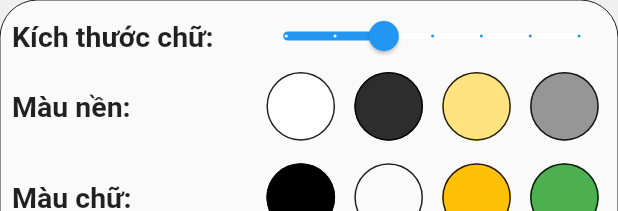
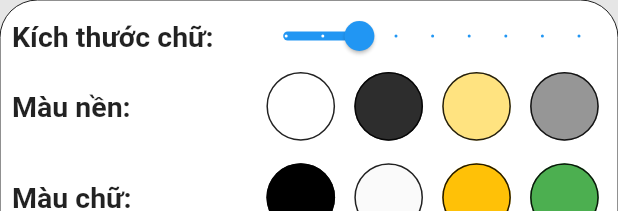
Before and after one commit to thangdtt/trends, a Flutter app: the ContentPageThemeAdjuster widget shown alone on an empty page, opened directly with empty values, after a tap on "Phục hồi mặc định", on a phone screen of 412 x 824 dp. Shown: the top 211 px of the screen. Run offline on Flutter 3.47's test engine with Material 2 defaults, Android fonts, the phone set to English and light mode, and no system bars; drawn by our look-alikes of pull_to_refresh; our stand-ins replace bloc, equatable, flutter_bloc, flutter_phoenix, rxdart, shared_preferences; accounts and stored records are empty; network calls fail; Roboto replaces fonts that are missing (Hind).

```diff
--- a/lib/blocs/theme/theme_bloc.dart
+++ b/lib/blocs/theme/theme_bloc.dart
@@ -5,6 +5,7 @@ import 'package:equatable/equatable.dart';
 import 'package:flutter/material.dart';
 import 'package:trends/ui/global/theme/app_theme.dart';
 import 'package:trends/utils/pref_utils.dart';
+import 'package:trends/utils/utils_class.dart';
 
 part 'theme_event.dart';
 part 'theme_state.dart';
@@ -26,6 +27,10 @@ class ThemeBloc extends Bloc<ThemeEvent, ThemeState> {
       var backColorEnum = contentBackgroundColor.values[pageBackgroundColor];
       int textColor = await PrefUtils.getTextColorPref();
       var textColorEnum = contentTextColor.values[textColor];
+      List<String> filterList = await PrefUtils.getFilterPref().then((value) {
+        loadFilterPrefToMap(value);
+        return value;
+      });
 
       yield ThemeLoaded(
         pageFontSizeFactor: pageFontSizeFactor,
@@ -36,6 +41,7 @@ class ThemeBloc extends Bloc<ThemeEvent, ThemeState> {
         isFastReadMode: isFastReadMode,
         pageBackgroundColor: contentBackgroundColorData[backColorEnum],
         textColor: contentTextColorData[textColorEnum],
+        filterList: filterList,
       );
     } else if (event is ThemeChanged) {
       bool isDarkMode = await PrefUtils.getIsDarkModePref();
@@ -45,6 +51,7 @@ class ThemeBloc extends Bloc<ThemeEvent, ThemeState> {
       var backColorEnum = contentBackgroundColor.values[pageBackgroundColor];
       int textColor = await PrefUtils.getTextColorPref();
       var textColorEnum = contentTextColor.values[textColor];
+      List<String> filterList = await PrefUtils.getFilterPref();
 
       yield ThemeLoaded(
         isDarkMode: isDarkMode,
@@ -55,6 +62,7 @@ class ThemeBloc extends Bloc<ThemeEvent, ThemeState> {
         pageFontSizeFactor: pageFontSizeFactor,
         pageBackgroundColor: contentBackgroundColorData[backColorEnum],
         textColor: contentTextColorData[textColorEnum],
+        filterList: filterList,
       );
     }
   }
--- a/lib/blocs/theme/theme_event.dart
+++ b/lib/blocs/theme/theme_event.dart
@@ -11,6 +11,7 @@ class ThemeChanged extends ThemeEvent {
   final Color pageBackgroundColor;
   final Color titleColor;
   final Color textColor;
+  final List<String> filterList;
 
   ThemeChanged({
     this.isDarkMode,
@@ -19,6 +20,7 @@ class ThemeChanged extends ThemeEvent {
     this.pageBackgroundColor,
     this.textColor,
     this.titleColor,
+    this.filterList,
   });
 
   @override
@@ -28,7 +30,8 @@ class ThemeChanged extends ThemeEvent {
         pageFontSizeFactor,
         pageBackgroundColor,
         textColor,
-        titleColor
+        titleColor,
+        filterList
       ];
 }
 
--- a/lib/blocs/theme/theme_state.dart
+++ b/lib/blocs/theme/theme_state.dart
@@ -22,16 +22,17 @@ class ThemeLoaded extends ThemeState {
   final Color pageBackgroundColor;
   final Color titleColor;
   final Color textColor;
+  final List<String> filterList;
 
-  ThemeLoaded({
-    this.themeData,
+  ThemeLoaded(
+      {this.themeData,
       this.isDarkMode,
       this.isFastReadMode,
       this.pageFontSizeFactor,
       this.pageBackgroundColor,
       this.textColor,
       this.titleColor,
-  });
+      this.filterList});
 
   @override
   List<Object> get props => [
@@ -42,5 +43,6 @@ class ThemeLoaded extends ThemeState {
         pageBackgroundColor,
         titleColor,
         textColor,
+        filterList,
       ];
 }
--- a/lib/data/article_repository.dart
+++ b/lib/data/article_repository.dart
@@ -6,10 +6,9 @@ import 'package:http/http.dart' as http;
 import 'package:trends/data/models/article.dart';
 import 'package:trends/utils/utils_class.dart';
 
-//String articleUrl = ('http://127.0.0.1:5000/article/');
-//int idDifference = 1;
-int idDifference = 10;
-String articleUrl = ('http://127.0.0.1:5000/articles/');
+// int idDifference = 10;
+// String articleUrl = ('http://127.0.0.1:5000/articles/');
+String articleUrl = ('http://server294.azurewebsites.net/articles/'); //Azure
 
 class ArticleRepository {
   Map<categoryEnum, List<Article>> _articles = {
@@ -59,7 +58,7 @@ class ArticleRepository {
     categoryEnum.PhapLuat: "phap_luat",
     categoryEnum.GiaoDuc: "giao_duc",
     categoryEnum.SucKhoe: "suc_khoe",
-    categoryEnum.DoiSong: "Đoi_song",
+    categoryEnum.DoiSong: "oi_song",
     categoryEnum.DuLich: "du_lich",
     categoryEnum.KhoaHoc: "khoa_hoc",
     categoryEnum.SoHoa: "so_hoa",
--- a/lib/data/searchArticle_repository.dart
+++ b/lib/data/searchArticle_repository.dart
@@ -8,7 +8,7 @@ import 'package:trends/data/models/article.dart';
 //String articleUrl = ('http://127.0.0.1:5000/article/');
 //int idDifference = 1;
 //int idDifference = 10;
-String articleUrl = ('http://127.0.0.1:5000/articles/');
+String articleUrl = ('http://server294.azurewebsites.net/articles/');
 
 List<Article> _searchArticles = [];
 
--- a/lib/main.dart
+++ b/lib/main.dart
@@ -9,9 +9,12 @@ import 'package:trends/ui/screens/bottom_tab_screen.dart';
 import 'package:trends/ui/screens/splash_screen.dart';
 import 'package:trends/ui/widgets/article_content.dart';
 import 'blocs/article/article_bloc.dart';
+import 'package:flutter_phoenix/flutter_phoenix.dart';
 
 void main() {
-  runApp(MyApp());
+  runApp(
+    Phoenix(child: MyApp()),
+  );
 }
 
 class MyApp extends StatefulWidget {
--- a/lib/ui/global/theme/app_theme.dart
+++ b/lib/ui/global/theme/app_theme.dart
@@ -36,10 +36,10 @@ final contentTextColorData = {
 final appThemeData = {
   AppTheme.Light: ThemeData(
     bottomAppBarColor: Color.fromRGBO(128, 128, 128, 1),
-    backgroundColor: Color.fromRGBO(250, 250, 250, 1),
+    backgroundColor: Color.fromRGBO(255, 255, 255, 1),
     brightness: Brightness.light,
     primarySwatch: Colors.blue,
-    canvasColor: Color.fromRGBO(240, 240, 240, 1),
+    canvasColor: Color.fromRGBO(230, 230, 230, 1),
     visualDensity: VisualDensity.adaptivePlatformDensity,
     textTheme: TextTheme(
       headline1: TextStyle(fontSize: 72.0, fontStyle: FontStyle.italic),
--- a/lib/ui/widgets/article_content.dart
+++ b/lib/ui/widgets/article_content.dart
@@ -33,7 +33,7 @@ class _ArticleContentWidgetState extends State<ArticleContentWidget> {
   @override
   Widget build(BuildContext context) {
     final screenHeight = MediaQuery.of(context).size.height;
-    final screenWidth = MediaQuery.of(context).size.width;
+    //final screenWidth = MediaQuery.of(context).size.width;
     final Article article = ModalRoute.of(context).settings.arguments;
     return SafeArea(
       child: Scaffold(
@@ -191,7 +191,7 @@ class _ArticleContentWidgetState extends State<ArticleContentWidget> {
       if (item.type == "text")
         list.add(
           Container(
-            margin: const EdgeInsets.symmetric(horizontal: 0, vertical: 5),
+            margin: const EdgeInsets.symmetric(horizontal: 0, vertical: 8),
             child: Text(
               item.info,
               style: Theme.of(context).textTheme.bodyText2.copyWith(
@@ -212,7 +212,7 @@ class _ArticleContentWidgetState extends State<ArticleContentWidget> {
       else
         list.add(
           Container(
-            margin: const EdgeInsets.symmetric(horizontal: 0, vertical: 3),
+            margin: const EdgeInsets.fromLTRB(0, 3, 0, 3),
             child: Text(
               item.info,
               style: Theme.of(context).textTheme.caption.copyWith(
--- a/lib/ui/widgets/content_page_theme_adjust.dart
+++ b/lib/ui/widgets/content_page_theme_adjust.dart
@@ -78,8 +78,8 @@ class _ContentPageThemeAdjusterState extends State<ContentPageThemeAdjuster> {
                         _themeBloc.add(ThemeChanged(pageFontSizeFactor: s));
                       });
                     },
-                    divisions: 6,
-                    min: 0.5,
+                    divisions: 8,
+                    min: 0.3,
                     max: 2.0,
                   ),
                 ),
@@ -329,12 +329,14 @@ class _ContentPageThemeAdjusterState extends State<ContentPageThemeAdjuster> {
                     contentBackgroundColorData[contentBackgroundColor.White];
                 PrefUtils.setPageBackgroundColorPref(
                     contentBackgroundColor.White.index);
+                widget.changeBackColor(backColor);
+                widget.changeTextColor(textColor);
+                pageFontSizeFactor = 0.8;
+                PrefUtils.setPageFontSizeFactorPref(0.8);
                 _themeBloc.add(
                   ThemeChanged(
                       pageBackgroundColor: backColor, textColor: textColor),
                 );
-                widget.changeBackColor(backColor);
-                widget.changeTextColor(textColor);
               });
             },
             child: Text(
--- a/lib/utils/pref_utils.dart
+++ b/lib/utils/pref_utils.dart
@@ -65,4 +65,17 @@ class PrefUtils {
     else
       return 0;
   }
+
+  static setFilterPref(List<String> value) async {
+    final SharedPreferences prefs = await SharedPreferences.getInstance();
+    prefs.setStringList('filterList', value);
+  }
+
+  static Future<List<String>> getFilterPref() async {
+    final SharedPreferences prefs = await SharedPreferences.getInstance();
+    if (prefs.getStringList('filterList') != null)
+      return prefs.getStringList('filterList');
+    else
+      return ['0','0','0','0','0','0','0','0','0','0','0','0','0','0','0'];
+  }
 }
--- a/pubspec.yaml
+++ b/pubspec.yaml
@@ -36,10 +36,10 @@ dev_dependencies:
   equatable: ^1.2.0
   intl: ^0.16.1
   http: ^0.12.1
-  sprintf: ^4.0.2
   pull_to_refresh: ^1.5.8
   rxdart: ^0.24.1
   shared_preferences: ^0.5.7+3
+  flutter_phoenix: ^0.1.0
 
 
 # For information on the generic Dart part of this file, see the
```
Also changed, not shown: lib/ui/screens/bottom_tab_screen.dart (+7 -7 lines), lib/ui/screens/news_screen.dart (+6 -7 lines), lib/ui/widgets/main_drawer.dart (+112 -6 lines), lib/ui/widgets/news_tab.dart (+7 -8 lines), lib/ui/widgets/news_widget.dart (+16 -12 lines), lib/utils/utils_class.dart (+24 -2 lines), pubspec.lock. Lines whose indentation alone changed are shown as unchanged.
